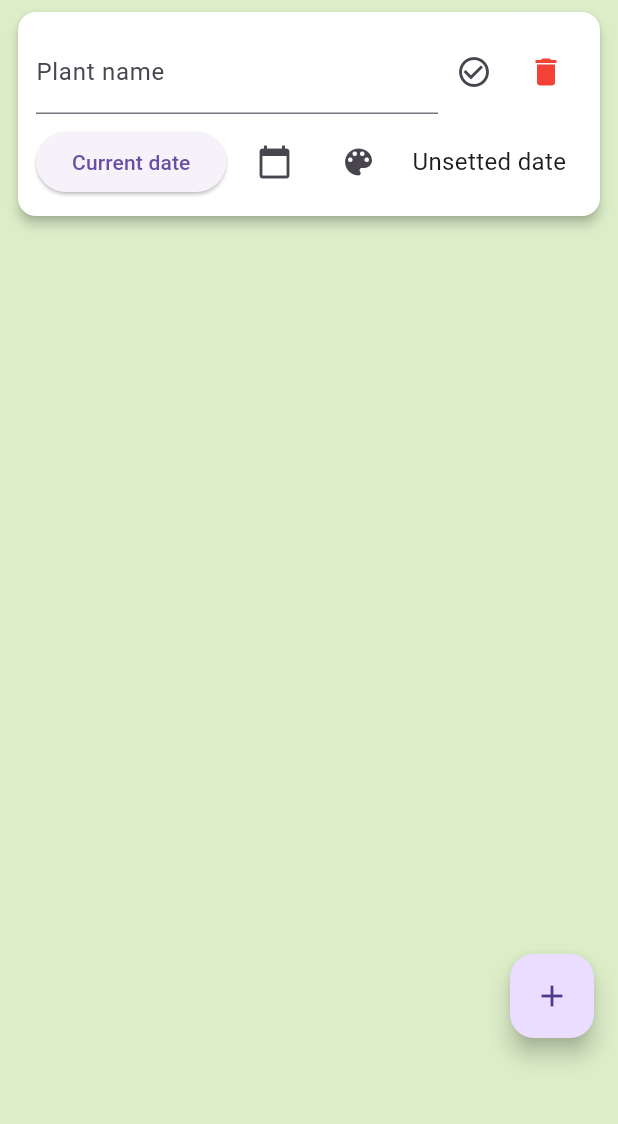
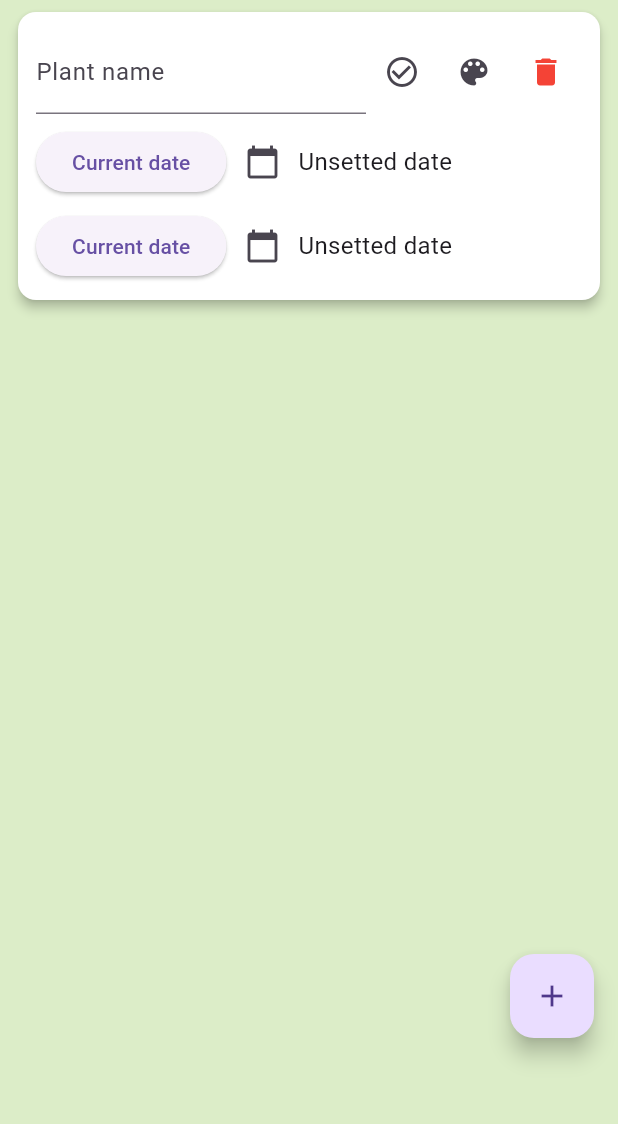
Before and after one commit to Ghorken/quchi, a Flutter app: the screen it shows after launch, after a tap on the "add" icon, on a phone screen of 412 x 824 dp, the part 84-1208 px from its top. Run offline on Flutter 3.47's test engine with Material 3 defaults, Android fonts, the phone set to English and light mode, and no system bars; drawn by our look-alikes of google_mobile_ads; our stand-ins replace shared_preferences; missing offline and left inert: markdown_widget, rive_splash_screen; network calls fail.

Commit message:
Fixed package and added concimated date and button

```diff
--- a/lib/lang/en.dart
+++ b/lib/lang/en.dart
@@ -29,6 +29,9 @@ class En implements Strings {
   String get wateredOn => 'Watered on:';
 
   @override
+  String get concimatedOn => 'Concimated on:';
+
+  @override
   String get addPlant => 'Add plant';
 
   @override
--- a/lib/lang/it.dart
+++ b/lib/lang/it.dart
@@ -29,6 +29,9 @@ class It implements Strings {
   String get wateredOn => 'Innaffiata il:';
 
   @override
+  String get concimatedOn => 'Concimata il:';
+
+  @override
   String get addPlant => 'Aggiungi pianta';
 
   @override
--- a/lib/lang/strings.dart
+++ b/lib/lang/strings.dart
@@ -13,6 +13,7 @@ abstract class Strings {
   String get changeColor;
   String get emptyDate;
   String get wateredOn;
+  String get concimatedOn;
   String get addPlant;
   String get chooseColor;
 
--- a/lib/models/pianta.dart
+++ b/lib/models/pianta.dart
@@ -2,22 +2,27 @@ import 'package:flutter/material.dart';
 
 class Pianta {
   String nome;
-  String data;
+  String dataInnaffiamento;
+  String dataConcimazione;
   Color colore;
   late TextEditingController controller;
   late FocusNode focusNode;
 
-  Pianta({this.nome = '', this.data = '', this.colore = Colors.white}) {
+  Pianta({this.nome = '', this.dataInnaffiamento = '', this.dataConcimazione = '', this.colore = Colors.white}) {
     controller = TextEditingController(text: nome);
     focusNode = FocusNode();
   }
 
-  Pianta.fromJson(Map<String, dynamic> json) : nome = json['nome'], data = json['data'], colore = mapToColor(json['colore']) {
+  Pianta.fromJson(Map<String, dynamic> json)
+    : nome = json['nome'],
+      dataInnaffiamento = json['dataInnaffiamento'] ?? '',
+      dataConcimazione = json['dataConcimazione'] ?? '',
+      colore = mapToColor(json['colore']) {
     controller = TextEditingController(text: nome);
     focusNode = FocusNode();
   }
 
-  Map<String, dynamic> toJson() => {'nome': nome, 'data': data, 'colore': colorToMap(colore)};
+  Map<String, dynamic> toJson() => {'nome': nome, 'dataInnaffiamento': dataInnaffiamento, 'dataConcimazione': dataConcimazione, 'colore': colorToMap(colore)};
 
   static Color mapToColor(Map<String, dynamic> colorString) {
     return Color.from(
--- a/lib/screens/piante_screen.dart
+++ b/lib/screens/piante_screen.dart
@@ -85,6 +85,7 @@ class _PianteScreenState extends State<PianteScreen> {
                     child: Padding(
                       padding: const EdgeInsets.all(12.0),
                       child: Column(
+                        spacing: 8.0,
                         children: [
                           Row(
                             children: [
@@ -100,6 +101,7 @@ class _PianteScreenState extends State<PianteScreen> {
                                 ),
                               ),
                               IconButton(icon: Icon(Icons.check_circle_outline), tooltip: strings.endEdit, onPressed: () => rimuoviFocus(index)),
+                              IconButton(icon: Icon(Icons.color_lens), tooltip: strings.changeColor, onPressed: () => mostraColorPicker(index)),
                               IconButton(
                                 icon: Icon(Icons.delete, color: pianta.colore == Colors.red ? Colors.white : Colors.red),
                                 tooltip: strings.removePlant,
@@ -107,16 +109,30 @@ class _PianteScreenState extends State<PianteScreen> {
                               ),
                             ],
                           ),
-                          SizedBox(height: 8),
                           Row(
+                            mainAxisAlignment: MainAxisAlignment.spaceBetween,
                             children: [
-                              ElevatedButton(onPressed: () => aggiornaDataAutomatica(index), child: Text(strings.currentDate)),
-                              SizedBox(width: 8),
-                              IconButton(icon: Icon(Icons.calendar_today), tooltip: strings.chooseDate, onPressed: () => scegliDataManuale(index)),
-                              SizedBox(width: 8),
-                              IconButton(icon: Icon(Icons.color_lens), tooltip: strings.changeColor, onPressed: () => mostraColorPicker(index)),
-                              SizedBox(width: 12),
-                              Expanded(child: Text(pianta.data.isEmpty ? strings.emptyDate : '${strings.wateredOn} ${pianta.data}', style: TextStyle(fontSize: 16))),
+                              ElevatedButton(onPressed: () => aggiornaDataAutomatica(index, true), child: Text(strings.currentDate)),
+                              IconButton(icon: Icon(Icons.calendar_today), tooltip: strings.chooseDate, onPressed: () => scegliDataManuale(index, true)),
+                              Expanded(
+                                child: Text(
+                                  pianta.dataInnaffiamento.isEmpty ? strings.emptyDate : '${strings.wateredOn} ${pianta.dataInnaffiamento}',
+                                  style: TextStyle(fontSize: 16),
+                                ),
+                              ),
+                            ],
+                          ),
+                          Row(
+                            mainAxisAlignment: MainAxisAlignment.spaceBetween,
+                            children: [
+                              ElevatedButton(onPressed: () => aggiornaDataAutomatica(index, false), child: Text(strings.currentDate)),
+                              IconButton(icon: Icon(Icons.calendar_today), tooltip: strings.chooseDate, onPressed: () => scegliDataManuale(index, false)),
+                              Expanded(
+                                child: Text(
+                                  pianta.dataConcimazione.isEmpty ? strings.emptyDate : '${strings.concimatedOn} ${pianta.dataConcimazione}',
+                                  style: TextStyle(fontSize: 16),
+                                ),
+                              ),
                             ],
                           ),
                         ],
@@ -142,19 +158,21 @@ class _PianteScreenState extends State<PianteScreen> {
     });
   }
 
-  void aggiornaDataAutomatica(int index) {
+  void aggiornaDataAutomatica(int index, bool innaffiamento) {
     setState(() {
-      piante[index].data = DateFormat('dd/MM/yyyy').format(DateTime.now());
+      innaffiamento
+          ? piante[index].dataInnaffiamento = DateFormat('dd/MM/yyyy').format(DateTime.now())
+          : piante[index].dataConcimazione = DateFormat('dd/MM/yyyy').format(DateTime.now());
       salvaPiante();
     });
   }
 
-  void scegliDataManuale(int index) async {
+  void scegliDataManuale(int index, bool innaffiamento) async {
     DateTime? picked = await showDatePicker(context: context, initialDate: DateTime.now(), firstDate: DateTime(2000), lastDate: DateTime(2100));
 
     if (picked != null) {
       setState(() {
-        piante[index].data = DateFormat('dd/MM/yyyy').format(picked);
+        innaffiamento ? piante[index].dataInnaffiamento = DateFormat('dd/MM/yyyy').format(picked) : piante[index].dataConcimazione = DateFormat('dd/MM/yyyy').format(picked);
         salvaPiante();
       });
     }
```
Also changed, not shown: 1 other file.
